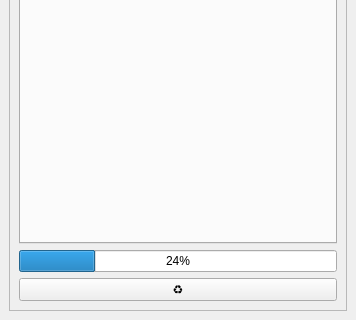
Qt form qsequoia2/QSEQUOIA2_dockwidget_base.ui (SequoiApp/Qsequoia2) before a commit; both pictures show x 0 to 356 and y 379 to 699 of the 356 by 699 pixel window.
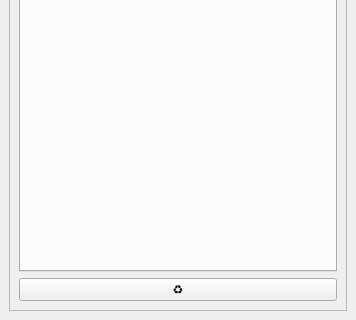
The same form after that commit.

What changed in the file:
```diff
--- a/qsequoia2/QSEQUOIA2_dockwidget_base.ui
+++ b/qsequoia2/QSEQUOIA2_dockwidget_base.ui
@@ -118,13 +118,6 @@
           </property>
          </widget>
         </item>
-        <item>
-         <widget class="QProgressBar" name="progressBar">
-          <property name="value">
-           <number>24</number>
-          </property>
-         </widget>
-        </item>
         <item>
          <widget class="QPushButton" name="reload">
           <property name="toolTip">
```
Left out of the diff: 3 changed lines with no effect on the pictures.
